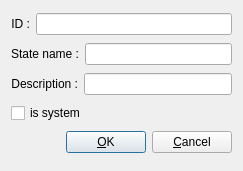
The window that ddocclient/kksgui/ui/kks_state_form.ui (YuriyRusinov/reper) describes before a commit, drawn with Qt 5.
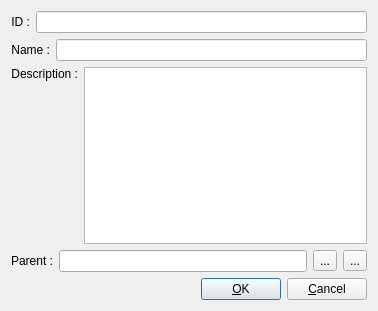
The same window after the commit.

Commit message: Descripton in QTextEdit

```diff
--- a/ddocclient/kksgui/ui/kks_state_form.ui
+++ b/ddocclient/kksgui/ui/kks_state_form.ui
@@ -6,8 +6,8 @@
    <rect>
     <x>0</x>
     <y>0</y>
-    <width>243</width>
-    <height>171</height>
+    <width>378</width>
+    <height>311</height>
    </rect>
   </property>
   <property name="windowTitle">
@@ -40,7 +40,7 @@
      <item>
       <widget class="QLabel" name="lName">
        <property name="text">
-        <string>&lt;html&gt;&lt;head/&gt;&lt;body&gt;&lt;p&gt;State name :&lt;/p&gt;&lt;/body&gt;&lt;/html&gt;</string>
+        <string>&lt;html&gt;&lt;head/&gt;&lt;body&gt;&lt;p&gt;Name :&lt;/p&gt;&lt;/body&gt;&lt;/html&gt;</string>
        </property>
        <property name="alignment">
         <set>Qt::AlignRight|Qt::AlignTrailing|Qt::AlignVCenter</set>
@@ -60,21 +60,49 @@
         <string>&lt;html&gt;&lt;head/&gt;&lt;body&gt;&lt;p&gt;Description :&lt;/p&gt;&lt;/body&gt;&lt;/html&gt;</string>
        </property>
        <property name="alignment">
-        <set>Qt::AlignRight|Qt::AlignTrailing|Qt::AlignVCenter</set>
+        <set>Qt::AlignRight|Qt::AlignTop|Qt::AlignTrailing</set>
        </property>
       </widget>
      </item>
      <item>
-      <widget class="QLineEdit" name="lEDescription"/>
+      <widget class="QTextEdit" name="tEDescription"/>
      </item>
     </layout>
    </item>
    <item row="3" column="0">
-    <widget class="QCheckBox" name="chSystem">
-     <property name="text">
-      <string>is system</string>
-     </property>
-    </widget>
+    <layout class="QHBoxLayout" name="hParentLay">
+     <item>
+      <widget class="QLabel" name="lParent">
+       <property name="text">
+        <string>&lt;html&gt;&lt;head/&gt;&lt;body&gt;&lt;p&gt;Parent :&lt;/p&gt;&lt;/body&gt;&lt;/html&gt;</string>
+       </property>
+       <property name="alignment">
+        <set>Qt::AlignRight|Qt::AlignTrailing|Qt::AlignVCenter</set>
+       </property>
+      </widget>
+     </item>
+     <item>
+      <widget class="QLineEdit" name="lEParent">
+       <property name="readOnly">
+        <bool>true</bool>
+       </property>
+      </widget>
+     </item>
+     <item>
+      <widget class="QToolButton" name="tbSetParent">
+       <property name="text">
+        <string>...</string>
+       </property>
+      </widget>
+     </item>
+     <item>
+      <widget class="QToolButton" name="tbClearParent">
+       <property name="text">
+        <string>...</string>
+       </property>
+      </widget>
+     </item>
+    </layout>
    </item>
    <item row="4" column="0">
     <layout class="QHBoxLayout" name="hButtonsLay">
```
The commit also changes 11 other files.
